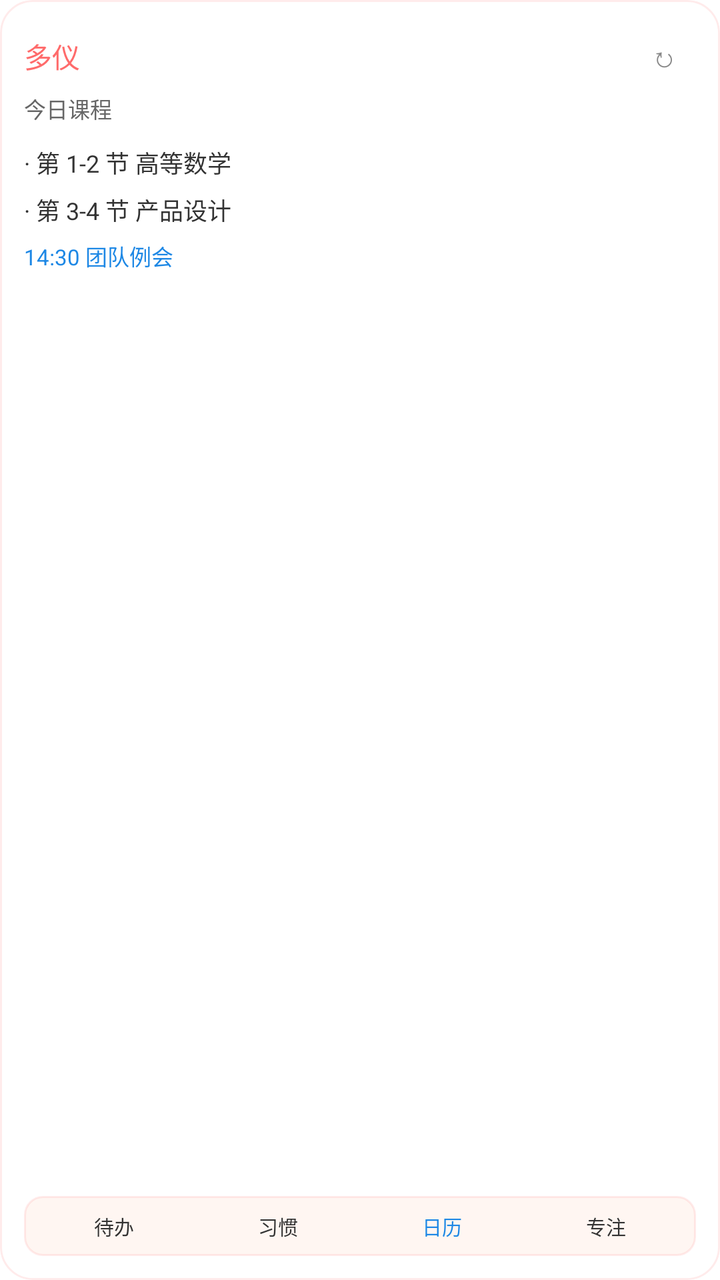
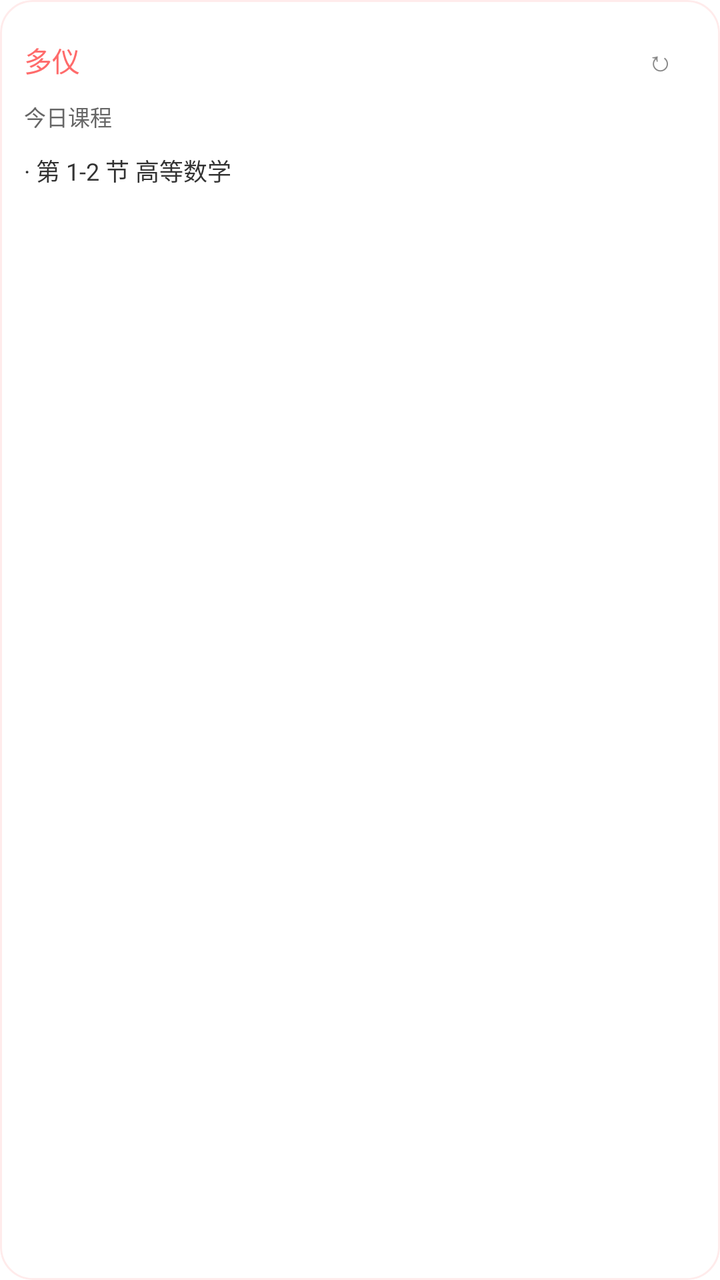

Before-and-after screenshots of an Android layout around one commit, followed by the original layout XML and the change that was made.
<!-- AndroidManifest.xml: fallback theme Theme.MaterialComponents.DayNight.NoActionBar -->
<!-- res/layout/duoyi_course_widget.xml -->
<?xml version="1.0" encoding="utf-8"?>
<FrameLayout xmlns:android="http://schemas.android.com/apk/res/android"
    android:id="@+id/widget_course_root"
    android:layout_width="match_parent"
    android:layout_height="match_parent"
    android:background="@drawable/widget_bg_round_16"
    android:clipToOutline="true"
    android:outlineProvider="background">

    <ImageView
        android:id="@+id/widget_theme_background"
        android:layout_width="match_parent"
        android:layout_height="match_parent"
        android:contentDescription="@null"
        android:scaleType="centerCrop"
        android:visibility="gone" />

    <TextView
        android:id="@+id/widget_theme_overlay"
        android:layout_width="match_parent"
        android:layout_height="match_parent"
        android:maxLines="1"
        android:ellipsize="end"
        android:visibility="gone" />

    <LinearLayout
        android:layout_width="match_parent"
        android:layout_height="match_parent"
        android:orientation="vertical"
        android:padding="12dp">

    <LinearLayout
        android:layout_width="match_parent"
        android:layout_height="wrap_content"
        android:gravity="center_vertical"
        android:orientation="horizontal">

        <TextView
            android:id="@+id/widget_course_title"
            android:layout_width="0dp"
            android:layout_height="wrap_content"
            android:layout_weight="1"
            android:ellipsize="end"
            android:maxLines="1"
            android:text="多仪"
            android:textColor="#FF6B6B"
            android:textSize="14sp" />

        <TextView
            android:id="@+id/widget_refresh"
            android:layout_width="32dp"
            android:layout_height="32dp"
            android:contentDescription="刷新小组件"
            android:ellipsize="end"
            android:gravity="center"
            android:maxLines="1"
            android:text="↻"
            android:textColor="#888888"
            android:textSize="14sp" />
    </LinearLayout>

    <TextView
        android:id="@+id/widget_course_subtitle"
        android:layout_width="match_parent"
        android:layout_height="wrap_content"
        android:layout_marginTop="2dp"
        android:ellipsize="end"
        android:maxLines="1"
        android:text="今日课程"
        android:textColor="#666666"
        android:textSize="11sp" />

    <LinearLayout
        android:layout_width="match_parent"
        android:layout_height="0dp"
        android:layout_weight="1"
        android:layout_marginTop="10dp"
        android:orientation="vertical">

        <TextView
            android:id="@+id/widget_course_1"
            android:layout_width="match_parent"
            android:layout_height="wrap_content"
            android:ellipsize="end"
            android:maxLines="1"
            android:text="· 第 1-2 节 高等数学"
            android:textColor="#333333"
            android:textSize="12sp" />

        <TextView
            android:id="@+id/widget_course_2"
            android:layout_width="match_parent"
            android:layout_height="wrap_content"
            android:layout_marginTop="6dp"
            android:ellipsize="end"
            android:maxLines="1"
            android:text="· 第 3-4 节 产品设计"
            android:textColor="#333333"
            android:textSize="12sp" />

        <TextView
            android:id="@+id/widget_course_3"
            android:layout_width="match_parent"
            android:layout_height="wrap_content"
            android:layout_marginTop="6dp"
            android:ellipsize="end"
            android:maxLines="1"
            android:text="14:30 团队例会"
            android:textColor="#1E88E5"
            android:textSize="11sp" />
    </LinearLayout>

    <LinearLayout
        android:id="@+id/widget_course_bottom_nav"
        android:layout_width="match_parent"
        android:layout_height="30dp"
        android:layout_marginTop="8dp"
        android:background="@drawable/widget_nav_bg"
        android:gravity="center"
        android:orientation="horizontal"
        android:paddingLeft="4dp"
        android:paddingRight="4dp"
        android:weightSum="4">

        <TextView
            android:id="@+id/widget_course_nav_todo"
            android:layout_width="0dp"
            android:layout_height="match_parent"
            android:layout_weight="1"
            android:gravity="center"
            android:ellipsize="end"
            android:maxLines="1"
            android:text="待办"
            android:textColor="#333333"
            android:textSize="10sp" />

        <TextView
            android:id="@+id/widget_course_nav_habit"
            android:layout_width="0dp"
            android:layout_height="match_parent"
            android:layout_weight="1"
            android:gravity="center"
            android:ellipsize="end"
            android:maxLines="1"
            android:text="习惯"
            android:textColor="#333333"
            android:textSize="10sp" />

        <TextView
            android:id="@+id/widget_course_nav_calendar"
            android:layout_width="0dp"
            android:layout_height="match_parent"
            android:layout_weight="1"
            android:gravity="center"
            android:ellipsize="end"
            android:maxLines="1"
            android:text="日历"
            android:textColor="#1E88E5"
            android:textSize="10sp" />

        <TextView
            android:id="@+id/widget_course_nav_focus"
            android:layout_width="0dp"
            android:layout_height="match_parent"
            android:layout_weight="1"
            android:gravity="center"
            android:ellipsize="end"
            android:maxLines="1"
            android:text="专注"
            android:textColor="#333333"
            android:textSize="10sp" />
    </LinearLayout>
    </LinearLayout>
</FrameLayout>
<!-- resources referenced by this layout -->
<resources>
  <!-- drawable widget_bg_round_16 (drawable) -->
  <?xml version="1.0" encoding="utf-8"?>
  <shape xmlns:android="http://schemas.android.com/apk/res/android"
      android:shape="rectangle">
      <corners android:radius="16dp" />
      <solid android:color="#FFFFFFFF" />
      <stroke android:width="1dp" android:color="#22FF6B6B" />
  </shape>
  <!-- drawable widget_nav_bg (drawable) -->
  <?xml version="1.0" encoding="utf-8"?>
  <shape xmlns:android="http://schemas.android.com/apk/res/android"
      android:shape="rectangle">
      <corners android:radius="9dp" />
      <solid android:color="#FFFFF6F2" />
      <stroke android:width="1dp" android:color="#22FF6B6B" />
  </shape>
</resources>

<!-- the commit's change to res/layout/duoyi_course_widget.xml (unified diff, before → after) -->
@@ -48,8 +48,10 @@
 
         <TextView
             android:id="@+id/widget_refresh"
-            android:layout_width="32dp"
-            android:layout_height="32dp"
+            android:layout_width="36dp"
+            android:layout_height="36dp"
+            android:minWidth="36dp"
+            android:minHeight="36dp"
             android:contentDescription="刷新小组件"
             android:ellipsize="end"
             android:gravity="center"
@@ -96,7 +98,8 @@
             android:maxLines="1"
             android:text="· 第 3-4 节 产品设计"
             android:textColor="#333333"
-            android:textSize="12sp" />
+            android:textSize="12sp"
+            android:visibility="gone" />
 
         <TextView
             android:id="@+id/widget_course_3"
@@ -107,7 +110,8 @@
             android:maxLines="1"
             android:text="14:30 团队例会"
             android:textColor="#1E88E5"
-            android:textSize="11sp" />
+            android:textSize="11sp"
+            android:visibility="gone" />
     </LinearLayout>
 
     <LinearLayout
@@ -120,7 +124,8 @@
         android:orientation="horizontal"
         android:paddingLeft="4dp"
         android:paddingRight="4dp"
-        android:weightSum="4">
+        android:weightSum="4"
+        android:visibility="gone">
 
         <TextView
             android:id="@+id/widget_course_nav_todo"
